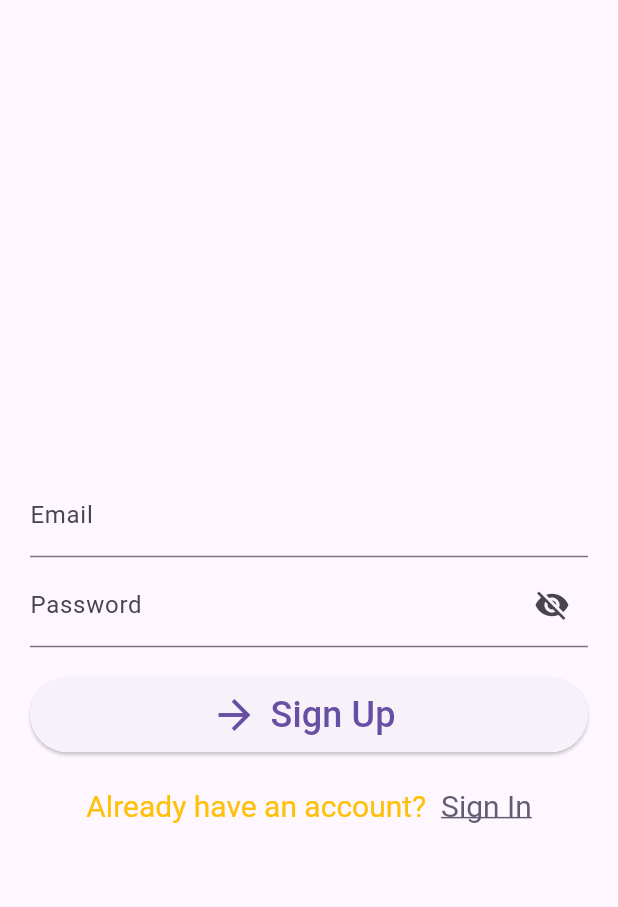
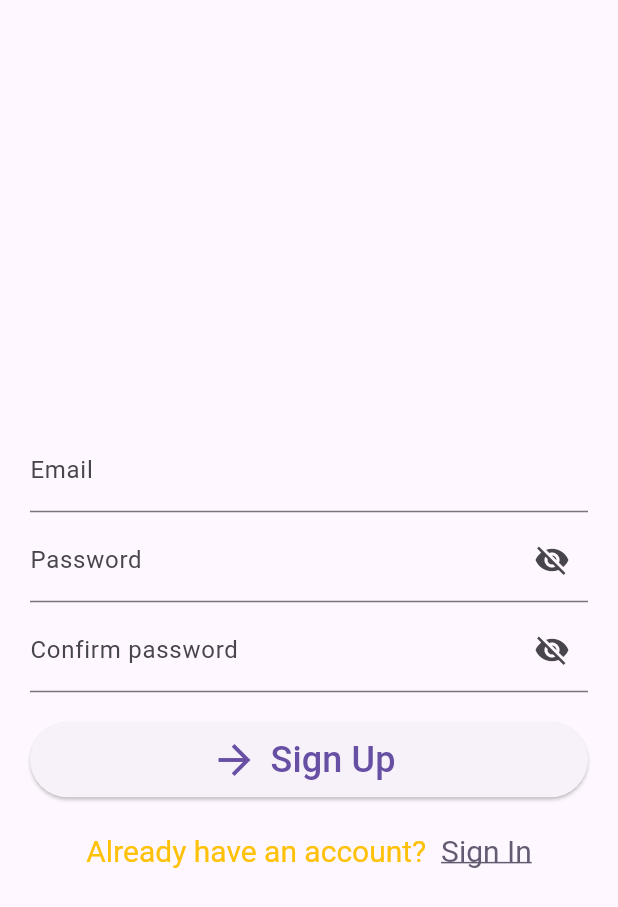
Before and after one commit to Huynh-Phat-Gemera/QuizApp, a Flutter app: what register() shows on an empty page, opened directly with empty values, on a phone screen of 412 x 824 dp. Shown: the top 907 px of the screen. Run offline on Flutter 3.47's test engine with Material 3 defaults, Android fonts, the phone set to English and light mode, and no system bars; our stand-ins replace email_validator, firebase_auth, firebase_core; accounts and stored records are empty; network calls fail.

Commit message:
Add confirm password

```diff
--- a/lib/register.dart
+++ b/lib/register.dart
@@ -20,6 +20,7 @@ class _registerState extends State<register> {
   final formKey = GlobalKey<FormState>();
   final emailController = TextEditingController();
   final passwordController = TextEditingController();
+	final confirmPasswordController = TextEditingController();
 
   bool _obscureText = true;
 
@@ -27,6 +28,8 @@ class _registerState extends State<register> {
   void dispose() {
     emailController.dispose();
     passwordController.dispose();
+		confirmPasswordController.dispose();
+
     super.dispose();
   }
 
@@ -54,7 +57,7 @@ class _registerState extends State<register> {
             const SizedBox(height: 4),
             TextFormField(
               controller: passwordController,
-              textInputAction: TextInputAction.done,
+              textInputAction: TextInputAction.next,
               decoration: InputDecoration(
                 labelText: 'Password',
                 // helperText:"Password must contain special character",
@@ -82,7 +85,38 @@ class _registerState extends State<register> {
                 ? 'Enter min 6 characters'
                 : null,
             ),
-            const SizedBox(height: 20),
+            const SizedBox(height: 4),
+            TextFormField(
+              controller: confirmPasswordController,
+              textInputAction: TextInputAction.done,
+              decoration: InputDecoration(
+                labelText: 'Confirm password',
+                // helperText:"Password must contain special character",
+                suffixIcon: GestureDetector(
+                  onTapDown: (details) {
+                    setState(() {
+                      _obscureText = !_obscureText;
+                    });
+                  },
+                  onTapUp: (details) {
+                    setState(() {
+                      _obscureText = !_obscureText;
+                    });
+                  },
+                  child: Icon(_obscureText
+                    ? Icons.visibility_off
+                    : Icons.visibility
+									)
+								)
+							),
+              keyboardType: TextInputType.visiblePassword,
+              obscureText: _obscureText,
+              autovalidateMode: AutovalidateMode.onUserInteraction,
+              validator: (value) => value != null && value.length < 6
+                ? 'Your password is incorrect'
+                : null,
+            ),
+						const SizedBox(height: 20),
             ElevatedButton.icon(
               style: ElevatedButton.styleFrom(minimumSize: const Size.fromHeight(50)),
               icon: const Icon(Icons.arrow_forward, size: 32),
```
